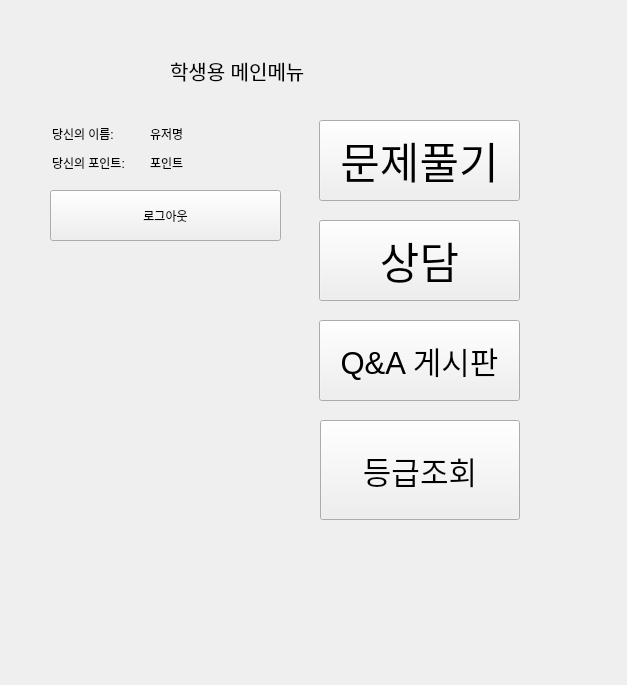
Old version of the form student_client.ui in the repository Eduappproject/education_application.
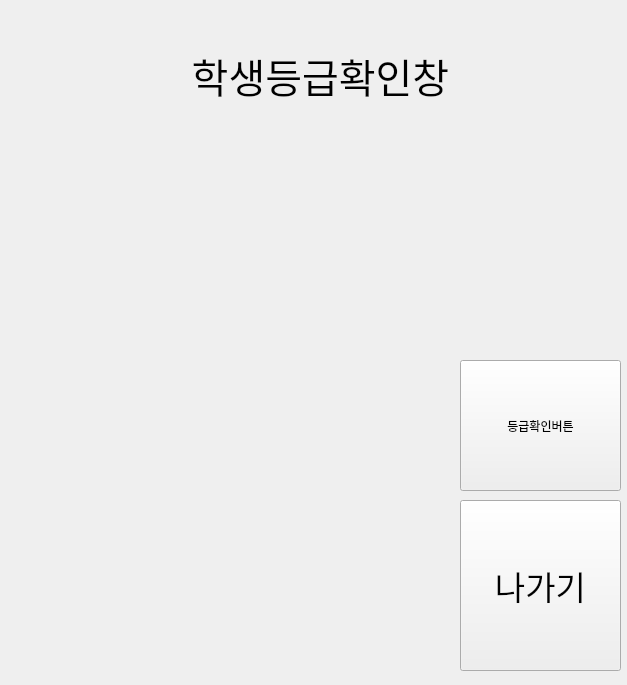
New version of the form. The open tabs and pages were chosen to show the change. Icons and pictures are not drawn.

Diff of the .ui file:
```diff
--- a/student_client.ui
+++ b/student_client.ui
@@ -1408,6 +1408,177 @@
      </property>
     </widget>
    </widget>
+   <widget class="QWidget" name="page_8">
+    <widget class="QLabel" name="gold_label">
+     <property name="enabled">
+      <bool>true</bool>
+     </property>
+     <property name="geometry">
+      <rect>
+       <x>20</x>
+       <y>100</y>
+       <width>181</width>
+       <height>151</height>
+      </rect>
+     </property>
+     <property name="text">
+      <string/>
+     </property>
+     <property name="pixmap">
+      <pixmap>tier/gold.png</pixmap>
+     </property>
+    </widget>
+    <widget class="QLabel" name="challanger_label">
+     <property name="enabled">
+      <bool>true</bool>
+     </property>
+     <property name="geometry">
+      <rect>
+       <x>10</x>
+       <y>100</y>
+       <width>181</width>
+       <height>191</height>
+      </rect>
+     </property>
+     <property name="text">
+      <string/>
+     </property>
+     <property name="pixmap">
+      <pixmap>tier/challenger.png</pixmap>
+     </property>
+    </widget>
+    <widget class="QLabel" name="label_21">
+     <property name="geometry">
+      <rect>
+       <x>130</x>
+       <y>20</y>
+       <width>361</width>
+       <height>91</height>
+      </rect>
+     </property>
+     <property name="font">
+      <font>
+       <pointsize>30</pointsize>
+      </font>
+     </property>
+     <property name="text">
+      <string>학생등급확인창</string>
+     </property>
+     <property name="alignment">
+      <set>Qt::AlignCenter</set>
+     </property>
+    </widget>
+    <widget class="QLabel" name="diamond_label">
+     <property name="enabled">
+      <bool>true</bool>
+     </property>
+     <property name="geometry">
+      <rect>
+       <x>10</x>
+       <y>100</y>
+       <width>181</width>
+       <height>171</height>
+      </rect>
+     </property>
+     <property name="text">
+      <string/>
+     </property>
+     <property name="pixmap">
+      <pixmap>tier/diamond.png</pixmap>
+     </property>
+    </widget>
+    <widget class="QPushButton" name="TierBack_pushButton">
+     <property name="geometry">
+      <rect>
+       <x>450</x>
+       <y>490</y>
+       <width>161</width>
+       <height>171</height>
+      </rect>
+     </property>
+     <property name="font">
+      <font>
+       <pointsize>25</pointsize>
+      </font>
+     </property>
+     <property name="text">
+      <string>나가기</string>
+     </property>
+    </widget>
+    <widget class="QLabel" name="platinum_label">
+     <property name="enabled">
+      <bool>true</bool>
+     </property>
+     <property name="geometry">
+      <rect>
+       <x>10</x>
+       <y>100</y>
+       <width>181</width>
+       <height>151</height>
+      </rect>
+     </property>
+     <property name="text">
+      <string/>
+     </property>
+     <property name="pixmap">
+      <pixmap>tier/platinum.png</pixmap>
+     </property>
+    </widget>
+    <widget class="QLabel" name="bronze_label">
+     <property name="enabled">
+      <bool>true</bool>
+     </property>
+     <property name="geometry">
+      <rect>
+       <x>10</x>
+       <y>100</y>
+       <width>181</width>
+       <height>141</height>
+      </rect>
+     </property>
+     <property name="text">
+      <string/>
+     </property>
+     <property name="pixmap">
+      <pixmap>tier/bronze.png</pixmap>
+     </property>
+    </widget>
+    <widget class="QLabel" name="silver_label">
+     <property name="enabled">
+      <bool>true</bool>
+     </property>
+     <property name="geometry">
+      <rect>
+       <x>20</x>
+       <y>100</y>
+       <width>181</width>
+       <height>161</height>
+      </rect>
+     </property>
+     <property name="text">
+      <string/>
+     </property>
+     <property name="pixmap">
+      <pixmap>tier/silver.png</pixmap>
+     </property>
+     <property name="scaledContents">
+      <bool>false</bool>
+     </property>
+    </widget>
+    <widget class="QPushButton" name="TierpushButton">
+     <property name="geometry">
+      <rect>
+       <x>450</x>
+       <y>350</y>
+       <width>161</width>
+       <height>131</height>
+      </rect>
+     </property>
+     <property name="text">
+      <string>등급확인버튼</string>
+     </property>
+    </widget>
+   </widget>
   </widget>
  </widget>
  <resources/>
```
Left out of the diff: 8 changed lines with no effect on the pictures.
